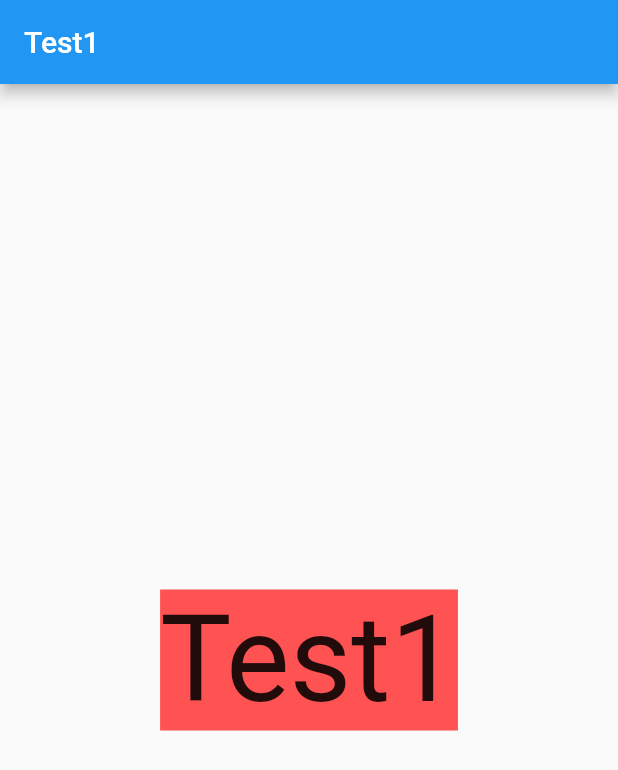
After one commit to kakeru-wada/flutter_sample, a Flutter app: the PageViewPage screen opened directly, on a phone screen of 412 x 824 dp. The commit adds this screen. Shown: the top 770 px of the screen. Run offline on Flutter 3.47's test engine with Material 2 defaults, Android fonts, the phone set to English and light mode, and no system bars; our stand-ins replace flutter_riverpod, font_awesome_flutter.

Commit message:
pageview_sample, animation_sample3, func_testを作成

```diff
--- a/lib/src/export.dart
+++ b/lib/src/export.dart
@@ -10,3 +10,6 @@ export 'animation_sample2/main.dart';
 export 'online_learning_sample/main.dart';
 export 'provider_sample/main.dart';
 export 'state_notifier_test/main.dart';
+export 'pageview_sample/main.dart';
+export 'animation_sample3/main.dart';
+export 'func_test/main.dart';
--- /dev/null
+++ b/lib/src/pageview_sample/main.dart
@@ -0,0 +1,65 @@
+import 'package:flutter/material.dart';
+import 'view/test_page1.dart';
+import 'view/test_page2.dart';
+import 'view/test_page3.dart';
+
+class PageViewSample extends StatelessWidget {
+  @override
+  Widget build(BuildContext context) {
+    return MaterialApp(
+      title: 'Flutter Demo',
+      theme: ThemeData(
+        primarySwatch: Colors.blue,
+      ),
+      home: PageViewPage(title: 'Flutter Demo Home Page'),
+    );
+  }
+}
+
+class PageViewPage extends StatefulWidget {
+  PageViewPage({Key? key, required this.title}) : super(key: key);
+  final String title;
+
+  @override
+  _PageViewPageState createState() => _PageViewPageState();
+}
+
+class _PageViewPageState extends State<PageViewPage> {
+  late PageController _pageController;
+  int _selectedIndex = 0;
+
+  // ボトムメニューの遷移先画面
+  var _pages = [
+    TestPage1(),
+    TestPage2(),
+    TestPage3(),
+  ];
+  @override
+  void initState() {
+    super.initState();
+    _pageController = PageController(initialPage: _selectedIndex);
+  }
+
+  @override
+  void dispose() {
+    super.dispose();
+    _pageController.dispose();
+  }
+
+  void _onPageChanged(int index) {
+    setState(() {
+      _selectedIndex = index;
+    });
+  }
+
+  @override
+  Widget build(BuildContext context) {
+    //return LoginPage();
+
+    return Scaffold(
+        body: PageView(
+            controller: _pageController,
+            onPageChanged: _onPageChanged,
+            children: _pages));
+  }
+}
--- /dev/null
+++ b/lib/src/pageview_sample/view/test_page1.dart
@@ -0,0 +1,15 @@
+import 'package:flutter/material.dart';
+
+class TestPage1 extends StatelessWidget {
+  @override
+  Widget build(BuildContext context) {
+    return Scaffold(
+        appBar: AppBar(
+          title: Text("Test1"),
+        ),
+        body: Center(
+            child: Container(
+                color: Colors.redAccent,
+                child: Text("Test1", style: TextStyle(fontSize: 80)))));
+  }
+}
--- a/pubspec.yaml
+++ b/pubspec.yaml
@@ -36,6 +36,7 @@ dependencies:
   cupertino_icons: ^1.0.2
   flutter_riverpod: ^1.0.3
   provider: ^6.0.2
+  font_awesome_flutter: ^8.11.0
 
 dev_dependencies:
   flutter_test:
```
Also changed, not shown: lib/main.dart (+8 -1 lines), lib/src/animation_sample3/main.dart (added, +106 -0 lines), lib/src/func_test/main.dart (added, +37 -0 lines), lib/src/func_test/util/font_awesome_icon.dart (added, +8 -0 lines), lib/src/func_test/view/icon_list.dart (added, +49 -0 lines), lib/src/pageview_sample/view/test_page2.dart (added, +14 -0 lines), lib/src/pageview_sample/view/test_page3.dart (added, +14 -0 lines), pubspec.lock.
